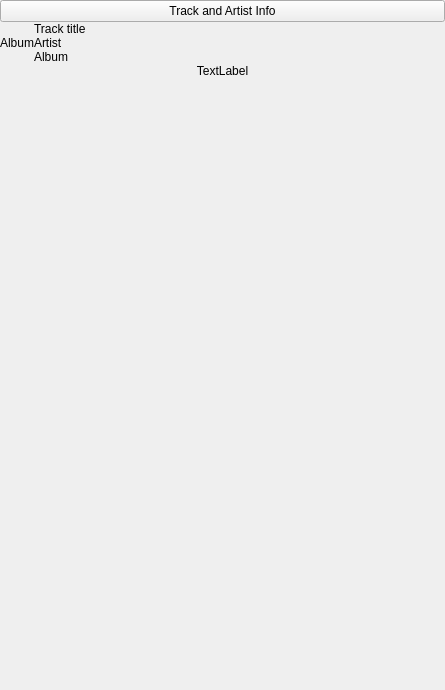
Above: app/client/Widgets/MetadataWidget.ui from mutecypher/lastfm-desktop before the change. Below: the same form after it.
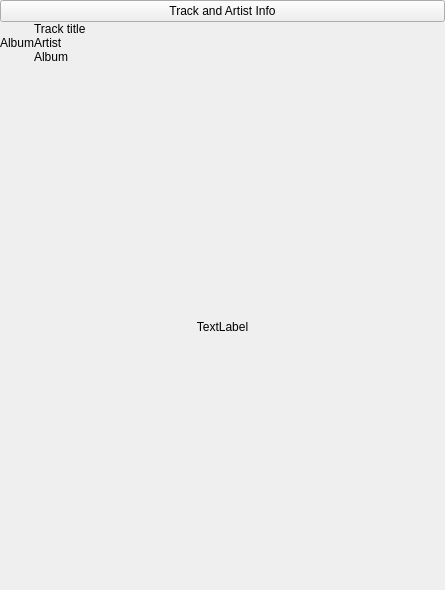
That is the form after the change. The open tabs and pages were chosen to show the change. Custom widgets are drawn as their Qt base class.

Commit message: Use the app icon for all radio stations and remove the tuning spinner as we now have one where the metadata would be.

The edit to the form file:
```diff
--- a/app/client/Widgets/MetadataWidget.ui
+++ b/app/client/Widgets/MetadataWidget.ui
@@ -7,7 +7,7 @@
     <x>0</x>
     <y>0</y>
     <width>445</width>
-    <height>690</height>
+    <height>590</height>
    </rect>
   </property>
   <property name="windowTitle">
@@ -47,7 +47,7 @@
         <x>0</x>
         <y>0</y>
         <width>433</width>
-        <height>666</height>
+        <height>566</height>
        </rect>
       </property>
       <property name="autoFillBackground">
@@ -558,7 +558,7 @@
               <string>TextLabel</string>
              </property>
              <property name="alignment">
-              <set>Qt::AlignHCenter|Qt::AlignTop</set>
+              <set>Qt::AlignCenter</set>
              </property>
             </widget>
            </item>
```
The commit also changes 6 other files.
